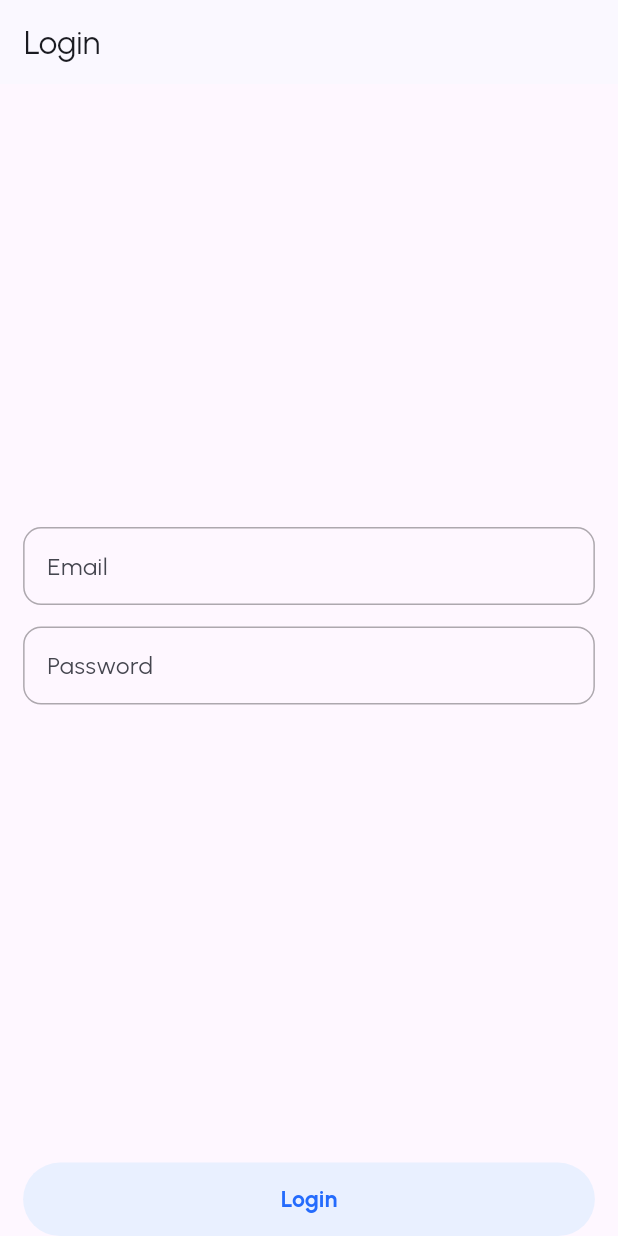
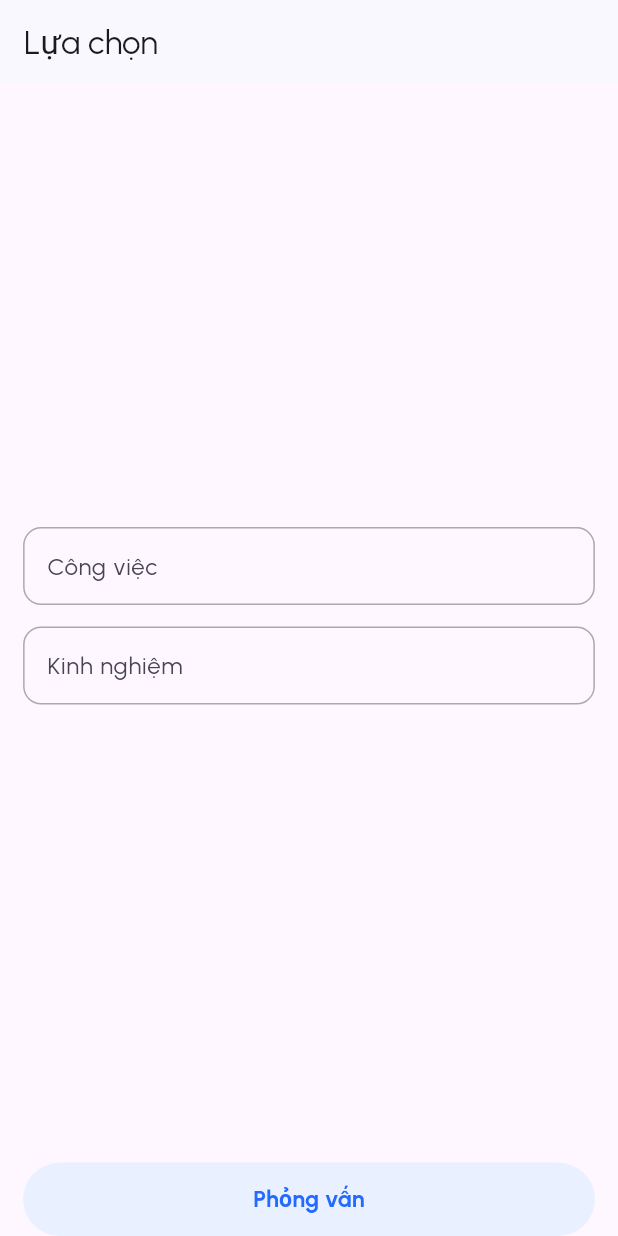
Before and after one commit to Khanh2000vt/interview_app, a Flutter app: the screen it shows after launch, on a phone screen of 412 x 824 dp. Run offline on Flutter 3.47's test engine with Material 3 defaults, Android fonts, the phone set to English and light mode, and no system bars; drawn by our look-alikes of flutter_form_builder; our stand-ins replace bloc, flutter_bloc, flutter_dotenv, flutter_screenutil, flutter_svg, form_builder_validators and 2 more.

Commit message:
feat: build home screen

```diff
--- a/lib/atomic/atoms/button/button_app.dart
+++ b/lib/atomic/atoms/button/button_app.dart
@@ -10,7 +10,7 @@ class ButtonApp extends StatelessWidget {
   @override
   Widget build(BuildContext context) {
     return SizedBox(
-      height: heightElement,
+      height: AppConstants().heightElement,
       width: model.widthButton,
       child: model.getWidgetButton(),
     );
--- a/lib/atomic/molecules/input/input_app.dart
+++ b/lib/atomic/molecules/input/input_app.dart
@@ -111,6 +111,7 @@ class _InputAppState extends State<InputApp> {
       decoration: decoration,
       obscureText: _obscureText,
       style: style,
+      enabled: props.enabled,
       onChanged: (value) {
         setState(() {});
       },
--- a/lib/atomic/screens/auth/login/widgets/login_screen.dart
+++ b/lib/atomic/screens/auth/config/widgets/config_screen.dart
@@ -1,35 +1,36 @@
 import 'package:flutter/material.dart';
+import 'package:flutter_bloc/flutter_bloc.dart';
 import 'package:flutter_form_builder/flutter_form_builder.dart';
 import 'package:form_builder_validators/form_builder_validators.dart';
 import 'package:interview_app/atomic/atoms/button/button_app.dart';
 import 'package:interview_app/atomic/atoms/button/button_app_model.dart';
 import 'package:interview_app/atomic/organisms/organisms.dart';
+import 'package:interview_app/bloc/interview/interview_bloc.dart';
 import 'package:interview_app/enums/common.dart';
 import 'package:interview_app/models/form_model.dart';
 import 'package:interview_app/themes/scale.dart';
 
-class LoginScreens extends StatelessWidget {
-  const LoginScreens({super.key});
+class ConfigScreen extends StatelessWidget {
+  const ConfigScreen({super.key});
 
   @override
   Widget build(BuildContext context) {
-    final _formKey = GlobalKey<FormBuilderState>();
+    final formKey = GlobalKey<FormBuilderState>();
     final formFields = FormAppModel([
       InputFieldModel(
-        name: 'email',
-        labelText: 'Email',
+        name: 'job',
+        labelText: 'Công việc',
         validators: [
-          FormBuilderValidators.required(errorText: 'Vui lòng nhập email'),
-          FormBuilderValidators.email(errorText: 'Email không hợp lệ'),
+          FormBuilderValidators.required(errorText: 'Vui lòng công việc'),
         ],
       ),
       InputFieldModel(
-        name: 'password',
-        labelText: 'Password',
-        inputPassword: true,
+        name: 'level',
+        labelText: 'Kinh nghiệm',
         validators: [
-          FormBuilderValidators.required(errorText: 'Vui lòng nhập password'),
-          FormBuilderValidators.password(minLength: 6),
+          FormBuilderValidators.required(
+            errorText: 'Vui lòng nhập kinh nghiệm',
+          ),
         ],
       ),
     ]);
@@ -42,7 +43,7 @@ class LoginScreens extends StatelessWidget {
       onTap: unfocusAll,
       child: Scaffold(
         resizeToAvoidBottomInset: true,
-        appBar: AppBar(title: const Text('Login')),
+        appBar: AppBar(title: const Text('Lựa chọn')),
         body: SafeArea(
           child: Padding(
             padding: EdgeInsets.only(left: scaleW(16), right: scaleW(16)),
@@ -53,21 +54,22 @@ class LoginScreens extends StatelessWidget {
                 Expanded(
                   child: Column(
                     mainAxisAlignment: MainAxisAlignment.center,
-                    children: [FormApp(formFields, formKey: _formKey)],
+                    children: [FormApp(formFields, formKey: formKey)],
                   ),
                 ),
                 ButtonApp(
                   model: ButtonAppModel(
-                    text: 'Login',
+                    text: 'Phỏng vấn',
                     type: EButtonType.tonal,
                     onPressed: () {
-                      if (_formKey.currentState?.saveAndValidate() ?? false) {
-                        final formData = _formKey.currentState!.value;
+                      if (formKey.currentState?.saveAndValidate() ?? false) {
+                        final formData = formKey.currentState!.value;
                         print('Form data: $formData');
+                        context.read<InterviewBloc>().add(
+                          ConfigSuccess(formData['job'], formData['level']),
+                        );
                         ScaffoldMessenger.of(context).showSnackBar(
-                          const SnackBar(
-                            content: Text('Đăng nhập thành công!'),
-                          ),
+                          const SnackBar(content: Text('Vào phỏng vấn thôi!')),
                         );
                         return;
                       }
--- a/lib/bloc/interview/interview_bloc.dart
+++ b/lib/bloc/interview/interview_bloc.dart
@@ -7,9 +7,14 @@ part 'interview_state.dart';
 class InterviewBloc extends Bloc<InterviewEvent, InterviewState> {
   InterviewBloc() : super(InterviewInitial()) {
     on<ConfigSuccess>(_onConfigInterview);
+    on<RemoveConfig>(_onRemoveConfig);
   }
 
   void _onConfigInterview(ConfigSuccess event, Emitter<InterviewState> emit) {
     emit(ConfigInterview(event.job, event.level));
   }
+
+  void _onRemoveConfig(RemoveConfig event, Emitter<InterviewState> emit) {
+    emit(Unauthenticated());
+  }
 }
--- a/lib/bloc/interview/interview_event.dart
+++ b/lib/bloc/interview/interview_event.dart
@@ -8,3 +8,5 @@ class ConfigSuccess extends InterviewEvent {
   final String level;
   ConfigSuccess(this.job, this.level);
 }
+
+class RemoveConfig extends InterviewEvent {}
--- a/lib/bloc/interview/interview_state.dart
+++ b/lib/bloc/interview/interview_state.dart
@@ -10,3 +10,5 @@ class ConfigInterview extends InterviewState {
   final String level;
   ConfigInterview(this.job, this.level);
 }
+
+class Unauthenticated extends InterviewState {}
--- a/lib/constants/app.dart
+++ b/lib/constants/app.dart
@@ -1,11 +1,15 @@
+import 'package:flutter_dotenv/flutter_dotenv.dart';
 import 'package:interview_app/themes/scale.dart';
 import 'package:responsive_framework/responsive_framework.dart';
 
+final class AppConstants {
   final List<Breakpoint> breakpoints = [
     Breakpoint(start: 0, end: 450, name: MOBILE),
     Breakpoint(start: 451, end: 800, name: TABLET),
     Breakpoint(start: 801, end: 1920, name: DESKTOP),
     Breakpoint(start: 1921, end: double.infinity, name: '4K'),
   ];
-
   final double heightElement = scaleH(55);
+  final String keyGemini = dotenv.env['GEMINI_KEY'] ?? '';
+  final String baseUrlGemini = dotenv.env['GEMINI_BASE_URL'] ?? '';
+}
--- a/lib/main.dart
+++ b/lib/main.dart
@@ -1,5 +1,6 @@
 import 'package:flutter/material.dart';
 import 'package:flutter_bloc/flutter_bloc.dart';
+import 'package:flutter_dotenv/flutter_dotenv.dart';
 import 'package:flutter_screenutil/flutter_screenutil.dart';
 import 'package:interview_app/bloc/interview/interview_bloc.dart';
 import 'package:interview_app/constants/app.dart';
@@ -7,7 +8,8 @@ import 'package:interview_app/routing/router.dart';
 import 'package:interview_app/themes/theme.dart';
 import 'package:responsive_framework/responsive_framework.dart';
 
-void main() {
+Future<void> main() async {
+  await dotenv.load(fileName: ".env");
   runApp(const MainApp());
 }
 
@@ -47,7 +49,7 @@ class MaterialMainApp extends StatelessWidget {
       builder:
           (context, child) => ResponsiveBreakpoints.builder(
             child: child!,
-            breakpoints: breakpoints,
+            breakpoints: AppConstants().breakpoints,
           ),
     );
   }
--- a/lib/routing/router.dart
+++ b/lib/routing/router.dart
@@ -1,7 +1,8 @@
 import 'package:flutter/material.dart';
 import 'package:flutter_bloc/flutter_bloc.dart';
 import 'package:go_router/go_router.dart';
-import 'package:interview_app/atomic/screens/auth/login/widgets/login_screen.dart';
+import 'package:interview_app/atomic/screens/auth/config/widgets/config_screen.dart';
+import 'package:interview_app/atomic/screens/main/home/widgets/home_screen.dart';
 import 'package:interview_app/bloc/interview/interview_bloc.dart';
 import 'package:interview_app/routing/routes.dart';
 
@@ -10,36 +11,34 @@ final ValueNotifier<InterviewState> interviewStateNotifier = ValueNotifier(
 );
 
 final GoRouter router = GoRouter(
-  initialLocation: Routes.login,
+  initialLocation: Routes.config,
   refreshListenable: interviewStateNotifier,
   redirect: (context, state) async {
     final interviewBloc = context.read<InterviewBloc>();
     final interviewState = interviewBloc.state;
-    final currentPath = state.uri.toString();
+    // final currentPath = state.uri.toString();
 
     switch (interviewState) {
       case InterviewInitial():
-        if (currentPath == Routes.login) {
-          return Routes.home;
-        }
+        return Routes.config;
       case ConfigInterview():
-        if (currentPath == Routes.home) {
-          return Routes.login;
-        }
+        return Routes.home;
+      case Unauthenticated():
+        return Routes.config;
     }
-    return null;
+    // return null;
   },
   routes: [
     GoRoute(
-      path: Routes.login,
+      path: Routes.config,
       builder: (context, state) {
-        return LoginScreens();
+        return ConfigScreen();
       },
     ),
     GoRoute(
       path: Routes.home,
       builder: (context, state) {
-        return LoginScreens();
+        return HomeScreen();
       },
     ),
   ],
--- a/lib/routing/routes.dart
+++ b/lib/routing/routes.dart
@@ -1,8 +1,4 @@
 abstract final class Routes {
   static const home = '/home';
-  static const login = '/login';
-  static const project = '/project';
-  static const inbox = '/inbox';
-  static const profile = '/profile';
-  static const intro = '/intro';
+  static const config = '/config';
 }
--- /dev/null
+++ b/lib/services/router_url.dart
@@ -0,0 +1,3 @@
+final class RouterUrl {
+  final String geminiFlash = 'models/gemini-2.0-flash:generateContent';
+}
--- a/pubspec.yaml
+++ b/pubspec.yaml
@@ -17,6 +17,8 @@ dependencies:
   form_builder_validators: ^11.1.2
   go_router: ^14.8.1
   responsive_framework: ^1.5.1
+  flutter_dotenv: ^5.2.1
+  http: ^1.3.0
 
 dev_dependencies:
   flutter_test:
@@ -26,6 +28,7 @@ dev_dependencies:
 flutter:
   uses-material-design: true
   assets:
+    - .env
     - assets/svgs/message_fill.svg
     - assets/svgs/eye_stroke.svg
     - assets/svgs/eye-off_stroke.svg
```
Also changed, not shown: lib/atomic/screens/main/home/widgets/home_screen.dart (added, +147 -0 lines), lib/services/gemini.dart (added, +38 -0 lines), lib/shared/chat/chat_message.dart (added, +13 -0 lines), lib/shared/common/prompt.dart (added, +15 -0 lines), lib/models/fields_model.dart (added), pubspec.lock, 1 other file. Lines whose indentation alone changed are shown as unchanged.
